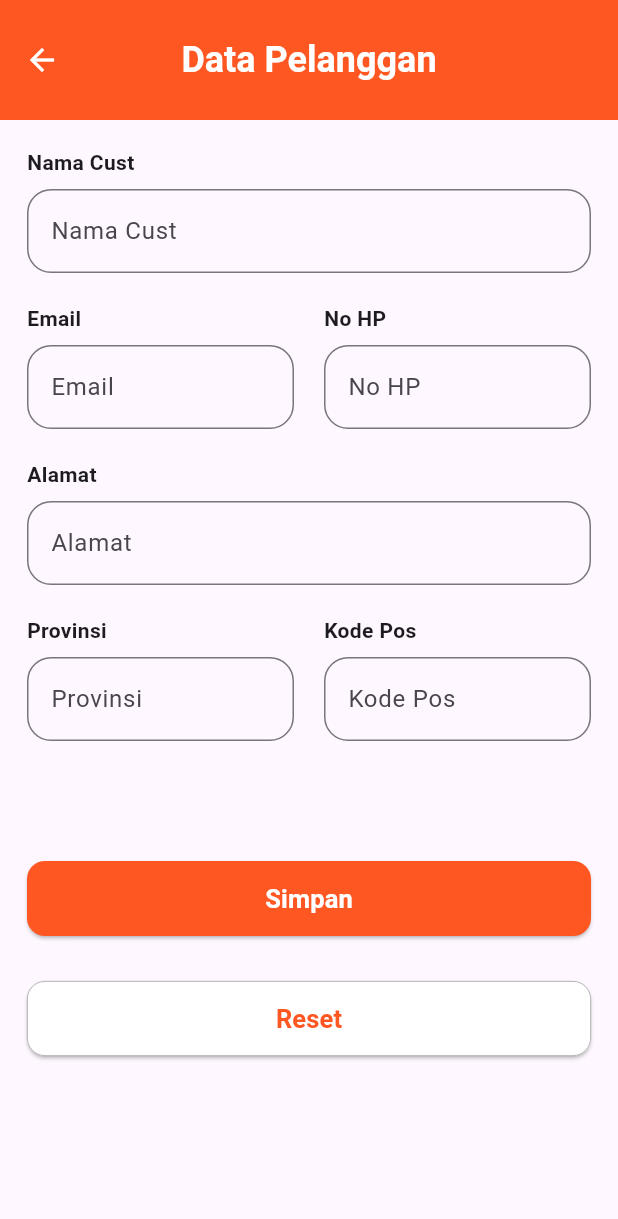
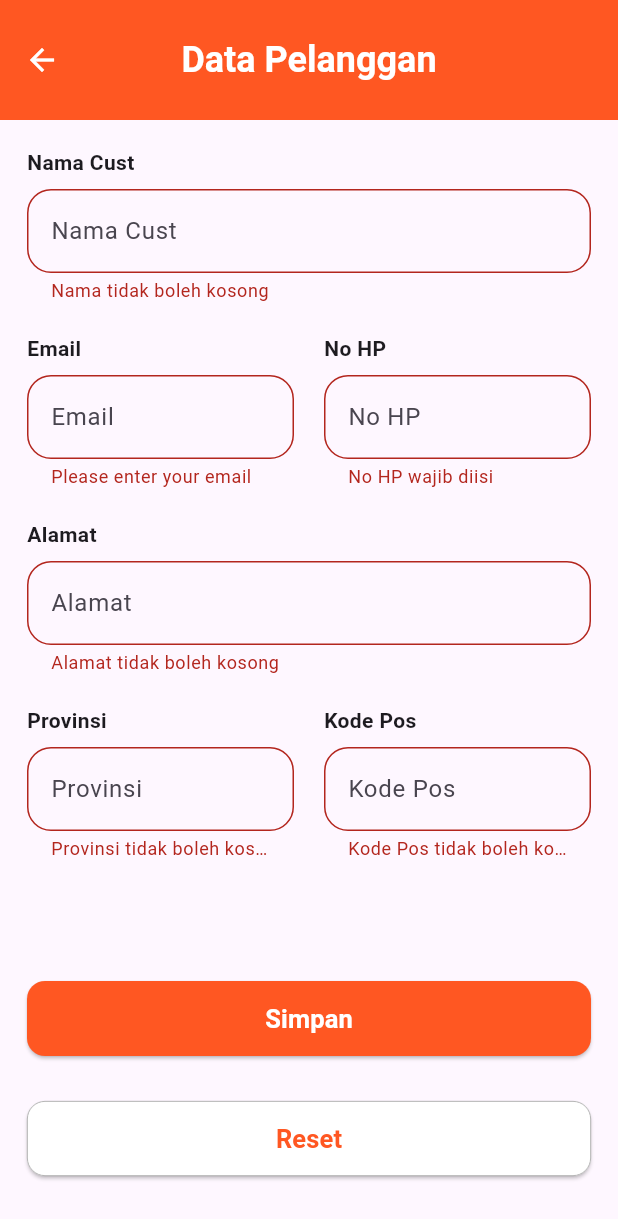
Before and after one commit to RezaAzharii/20220140011_UCP1Flutter, a Flutter app: the DataPelangganPage screen opened directly, after a tap on "Simpan", on a phone screen of 412 x 824 dp. Shown: the top 1219 px of the screen. Run offline on Flutter 3.47's test engine with Material 3 defaults, Android fonts, the phone set to English and light mode, and no system bars; Roboto replaces fonts that are missing (Poppins).

Commit message:
Menambahkan kondisi untuk button Simpan dan mengirim parameter untuk profile pelanggan

```diff
--- a/lib/pages/data_pelanggan_page.dart
+++ b/lib/pages/data_pelanggan_page.dart
@@ -1,4 +1,5 @@
 import 'package:flutter/material.dart';
+import 'package:ucp_1pml/pages/profile_pelanggan_page.dart';
 
 class DataPelangganPage extends StatefulWidget {
   const DataPelangganPage({super.key});
@@ -16,8 +17,8 @@ class _DataPelangganPageState extends State<DataPelangganPage> {
   final _kodePosController = TextEditingController();
   final _formKey = GlobalKey<FormState>();
 
-  String? _validasiNamaCustomer (String? value){
-    if(value == null || value.isEmpty){
+  String? _validasiNamaCustomer(String? value) {
+    if (value == null || value.isEmpty) {
       return 'Nama tidak boleh kosong';
     }
     return null;
@@ -46,20 +47,22 @@ class _DataPelangganPageState extends State<DataPelangganPage> {
     return null;
   }
 
-  String? _validasiAlamat (String? value){
-    if(value == null || value.isEmpty){
+  String? _validasiAlamat(String? value) {
+    if (value == null || value.isEmpty) {
       return 'Alamat tidak boleh kosong';
     }
     return null;
   }
-  String? _validasiProvinsi (String? value){
-    if(value == null || value.isEmpty){
+
+  String? _validasiProvinsi(String? value) {
+    if (value == null || value.isEmpty) {
       return 'Provinsi tidak boleh kosong';
     }
     return null;
   }
-  String? _validasiKodePos (String? value){
-    if(value == null || value.isEmpty){
+
+  String? _validasiKodePos(String? value) {
+    if (value == null || value.isEmpty) {
       return 'Kode Pos tidak boleh kosong';
     }
     return null;
@@ -238,7 +241,22 @@ class _DataPelangganPageState extends State<DataPelangganPage> {
               const SizedBox(height: 80),
               ElevatedButton(
                 onPressed: () {
-
+                  if (_formKey.currentState!.validate()) {
+                    Navigator.push(
+                      context,
+                      MaterialPageRoute(
+                        builder:
+                            (context) => ProfilePelangganPage(
+                              namaCustomer: _namaCustomerController.text,
+                              email: _emailController.text,
+                              noHp: _noHpController.text,
+                              alamat: _alamatController.text,
+                              provinsi: _provinsiController.text,
+                              kodePos: _kodePosController.text,
+                            ),
+                      ),
+                    );
+                  }
                 },
                 style: ButtonStyle(
                   fixedSize: WidgetStateProperty.all(const Size(400, 50)),
@@ -260,9 +278,7 @@ class _DataPelangganPageState extends State<DataPelangganPage> {
               ),
               const SizedBox(height: 30),
               ElevatedButton(
-                onPressed: () {
-
-                },
+                onPressed: () {},
                 style: ButtonStyle(
                   fixedSize: WidgetStateProperty.all(const Size(400, 50)),
                   backgroundColor: WidgetStateProperty.all(Colors.white),
```
